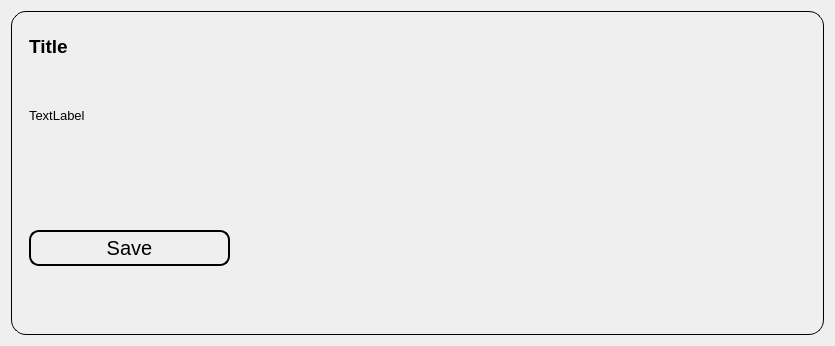
Before: the Qt Designer form ui/result.ui in Achu-Worifung/quickMove, drawn with Qt 5.
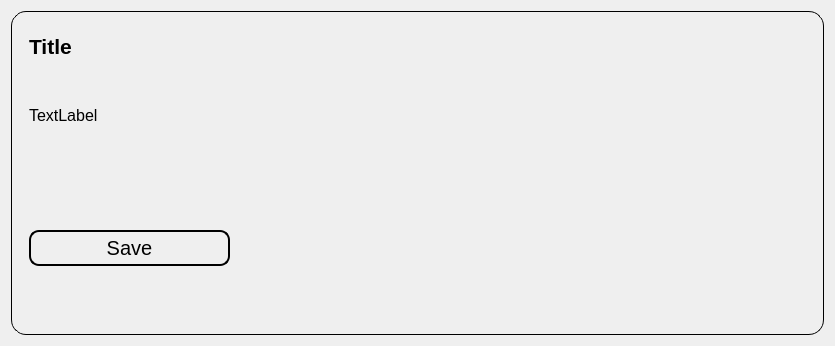
After: the same form once the commit is applied.

```diff
--- a/ui/result.ui
+++ b/ui/result.ui
@@ -78,7 +78,7 @@
              </property>
              <property name="font">
               <font>
-               <pointsize>14</pointsize>
+               <pointsize>16</pointsize>
                <weight>75</weight>
                <bold>true</bold>
               </font>
@@ -107,7 +107,7 @@
              </property>
              <property name="font">
               <font>
-               <pointsize>10</pointsize>
+               <pointsize>12</pointsize>
               </font>
              </property>
              <property name="lineWidth">
```
